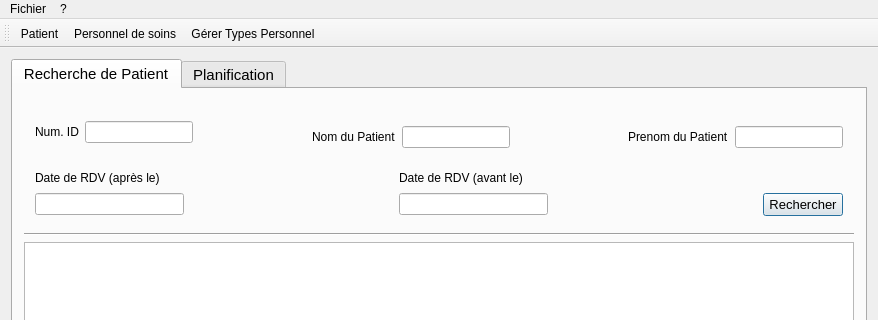
Above: QtProject/mainwindow.ui from ThomChar/QTProjectCpp before the change; both pictures show x 0 to 878 and y 0 to 320 of the 878 by 623 pixel window. Below: the same form after it.
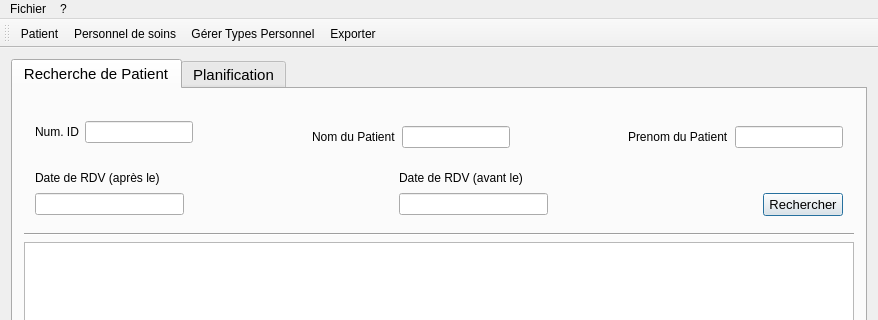
That is the form after the change. Icons and pictures are not drawn.

```diff
--- a/QtProject/mainwindow.ui
+++ b/QtProject/mainwindow.ui
@@ -685,6 +685,7 @@
    <addaction name="actionPatient"/>
    <addaction name="actionPersonnel_de_soins"/>
    <addaction name="actionG_rer_Types_Personnel"/>
+   <addaction name="actionExporter"/>
   </widget>
   <widget class="QStatusBar" name="statusBar"/>
   <action name="actionQuitter">
@@ -728,6 +729,15 @@
     <string>Gérer Types Personnel</string>
    </property>
   </action>
+  <action name="actionExporter">
+   <property name="icon">
+    <iconset resource="ressources/ressources.qrc">
+     <normaloff>:/export_import_icon.png</normaloff>:/export_import_icon.png</iconset>
+   </property>
+   <property name="text">
+    <string>Exporter</string>
+   </property>
+  </action>
  </widget>
  <layoutdefault spacing="6" margin="11"/>
  <resources>
```
Left out of the diff: 1 changed line with no effect on the pictures.
